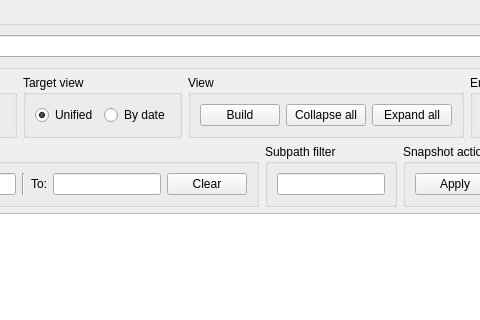
Above: src/gui/history2.ui from mixeme/Columbo before the change; both pictures show x 148 to 628 and y 0 to 320 of the 900 by 600 pixel window. Below: the same form after it.
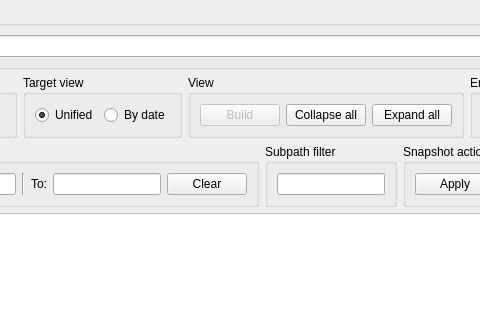
That is the form after the change.

Patch:
```diff
--- a/src/gui/history2.ui
+++ b/src/gui/history2.ui
@@ -172,7 +172,10 @@
           </property>
           <layout class="QHBoxLayout" name="horizontalLayout_4">
            <item>
-            <widget class="QPushButton" name="scan_button">
+            <widget class="QPushButton" name="build_button">
+             <property name="enabled">
+              <bool>false</bool>
+             </property>
              <property name="text">
               <string>Build</string>
              </property>
```
Left out of the diff: 6 changed lines with no effect on the pictures.
